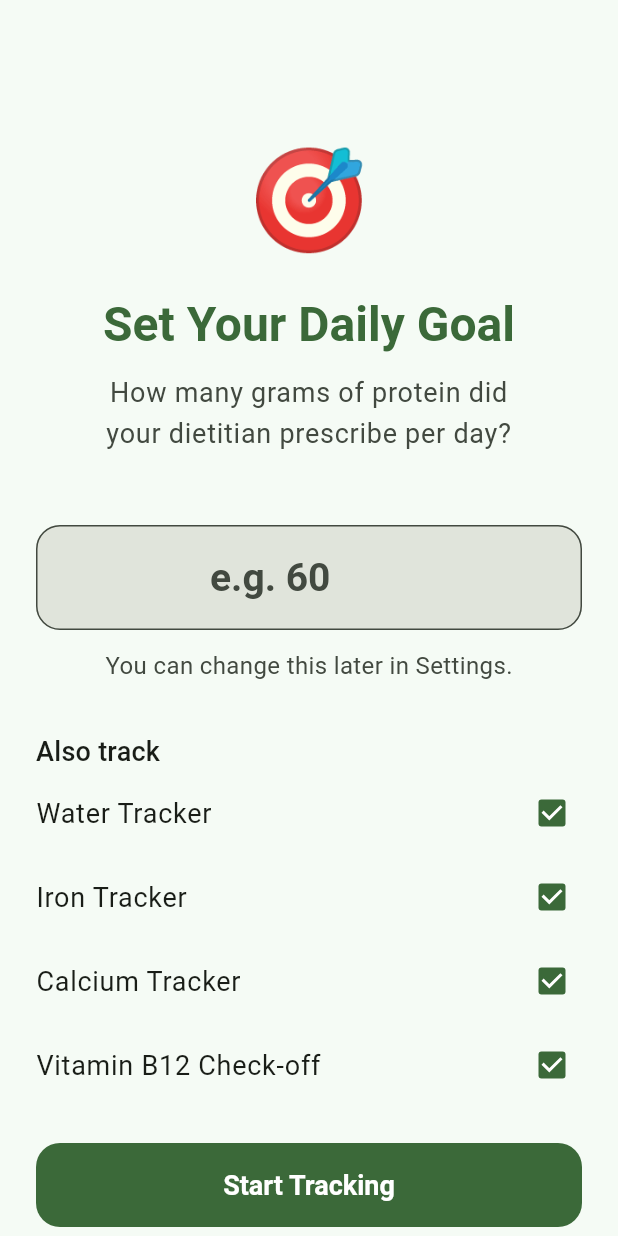
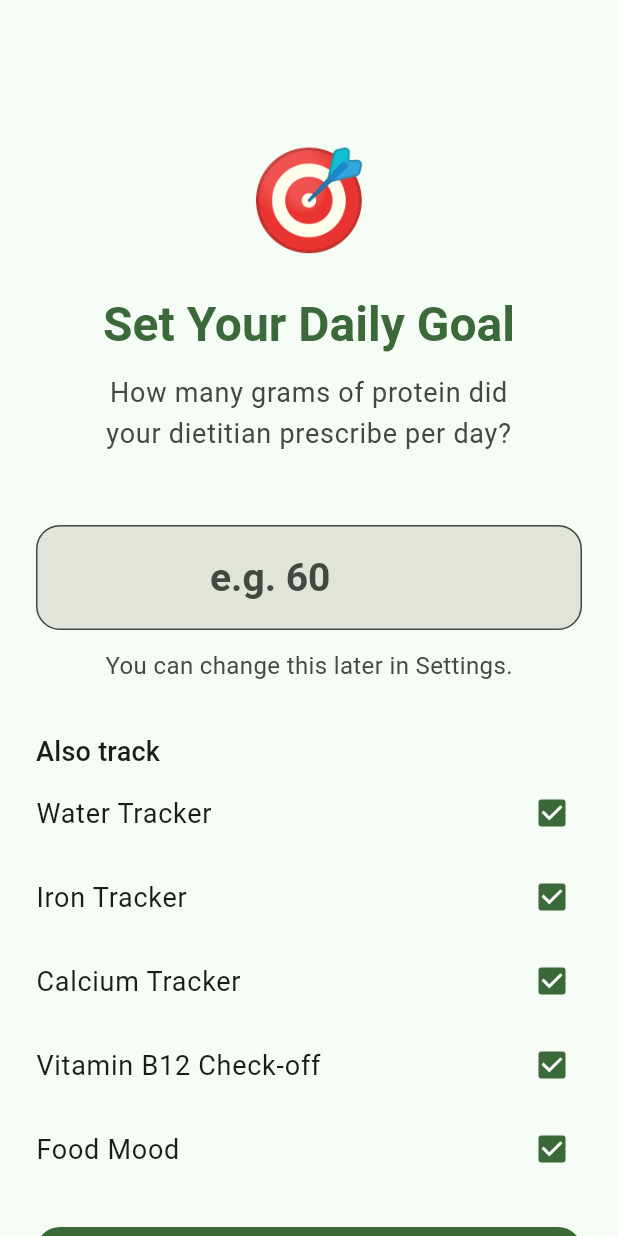
Before and after one commit to allanjchiang/pohps, a Flutter app: the GoalSetupScreen screen opened directly, on a phone screen of 412 x 824 dp. Run offline on Flutter 3.47's test engine with Material 3 defaults, Android fonts, the phone set to English and light mode, and no system bars; our stand-ins replace file_picker, fl_chart, in_app_purchase, package_info_plus, share_plus, shared_preferences; missing offline and left inert: excel; accounts and stored records are empty.

Commit message:
Turn on food mood

```diff
--- a/pohps/lib/screens/goal_setup_screen.dart
+++ b/pohps/lib/screens/goal_setup_screen.dart
@@ -17,6 +17,7 @@ class _GoalSetupScreenState extends State<GoalSetupScreen> {
   bool _iron = true;
   bool _calcium = true;
   bool _b12 = true;
+  bool _mood = true;
 
   @override
   void dispose() {
@@ -101,6 +102,12 @@ class _GoalSetupScreenState extends State<GoalSetupScreen> {
                 value: _b12,
                 onChanged: (v) => setState(() => _b12 = v ?? false),
               ),
+              CheckboxListTile(
+                contentPadding: EdgeInsets.zero,
+                title: Text(l10n.moodTracker),
+                value: _mood,
+                onChanged: (v) => setState(() => _mood = v ?? false),
+              ),
               const SizedBox(height: 24),
               FilledButton(onPressed: _submit, child: Text(l10n.startTracking)),
             ],
@@ -127,6 +134,7 @@ class _GoalSetupScreenState extends State<GoalSetupScreen> {
     await appState.setIronTrackerEnabled(_iron);
     await appState.setCalciumTrackerEnabled(_calcium);
     await appState.setB12ReminderEnabled(_b12);
+    await appState.setMoodTrackerEnabled(_mood);
     await appState.setDailyGoal(value);
   }
 }
```
Also changed, not shown: pohps/lib/storage.dart (+27 -0 lines), 1 other file.
